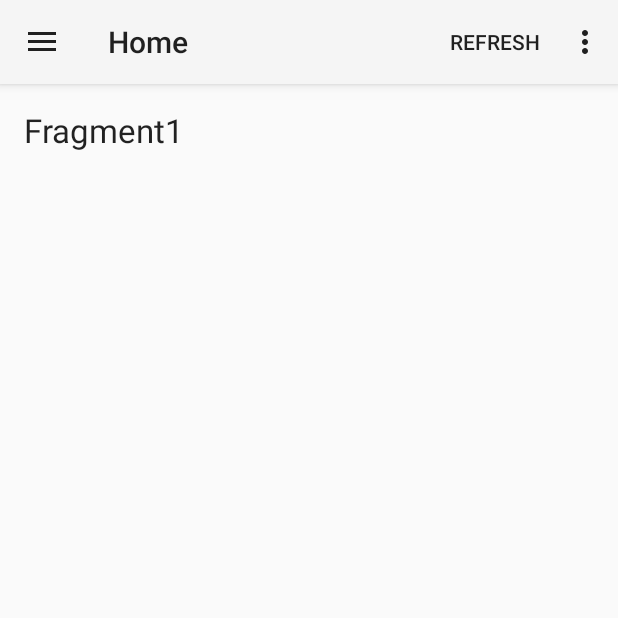
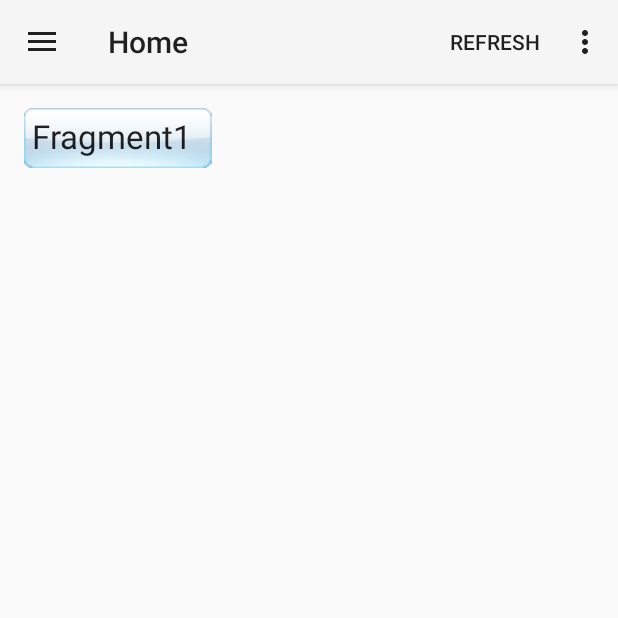
Before and after one commit to dekel2003/matchUp, an Android app: the screen it shows after launch (MainActivity), on a phone screen of 412 x 824 dp, the top half of it. Run offline under Robolectric (Android 15) with nearby library versions, the phone set to English and light mode, and no system bars; 2 statements that could not run were skipped.

Commit message:
upload 9-patch design
look Fragment1 for an example.

```diff
--- a/UI2/app/src/main/res/layout/fragment1_layout.xml
+++ b/UI2/app/src/main/res/layout/fragment1_layout.xml
@@ -7,5 +7,6 @@
         android:layout_height="wrap_content"
         android:textAppearance="?android:attr/textAppearanceLarge"
         android:text="Fragment1"
-        android:id="@+id/textView" />
+        android:id="@+id/textView"
+        android:background="@drawable/btn_white_glossy"/>
 </LinearLayout>
```
Also changed, not shown: UI2/app/src/main/res/drawable-hdpi/apptheme_btn_toggle_on_disabled_focused_holo_light.9.png, UI2/app/src/main/res/drawable/btn_army_glossy.9.png (added), UI2/app/src/main/res/drawable/btn_black.9.png (added), UI2/app/src/main/res/drawable/btn_black_glossy.9.png (added), UI2/app/src/main/res/drawable/btn_blue_glossy.9.png (added), UI2/app/src/main/res/drawable/btn_blue_matte.9.png (added), UI2/app/src/main/res/drawable/btn_blue_pink_glossy.9.png (added), UI2/app/src/main/res/drawable/btn_green_glossy.9.png (added), UI2/app/src/main/res/drawable/btn_green_matte.9.png (added), UI2/app/src/main/res/drawable/btn_lightblue_glossy.9.png (added), UI2/app/src/main/res/drawable/btn_orange_matte.9.png (added), UI2/app/src/main/res/drawable/btn_pink_glossy.9.png (added), UI2/app/src/main/res/drawable/btn_pink_matte.9.png (added), UI2/app/src/main/res/drawable/btn_red_matte.9.png (added), 3 more files.
